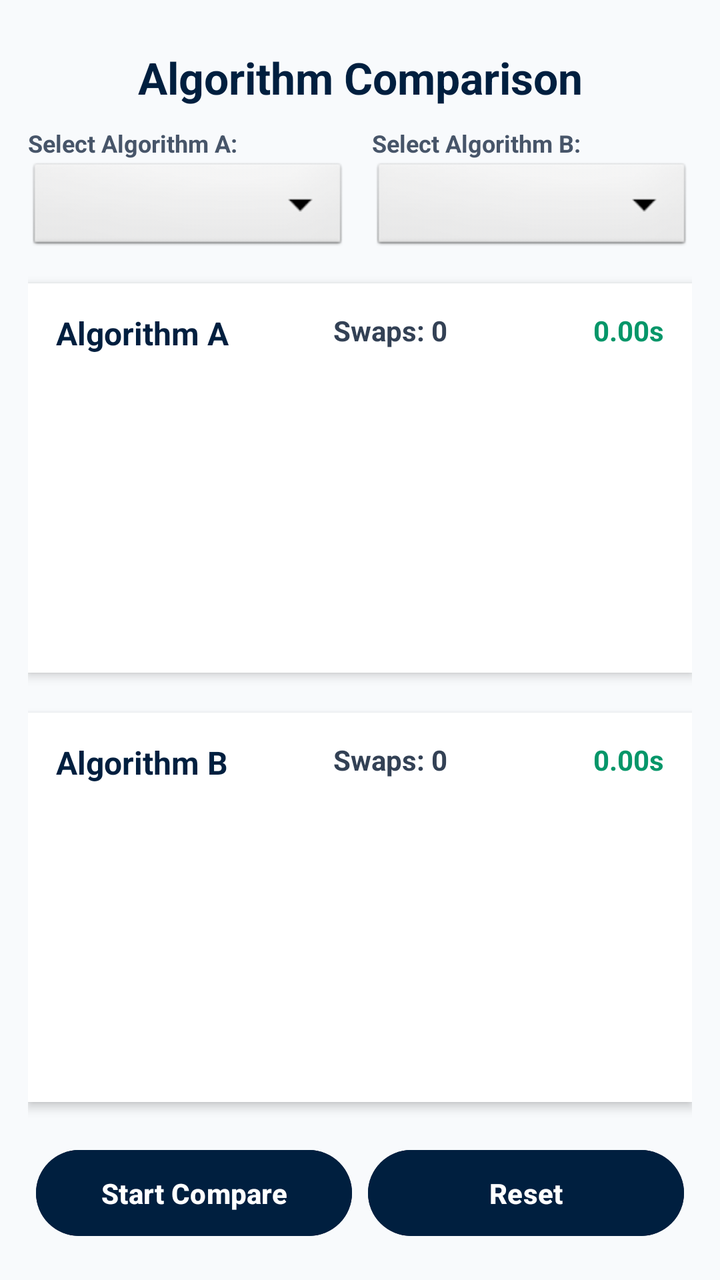
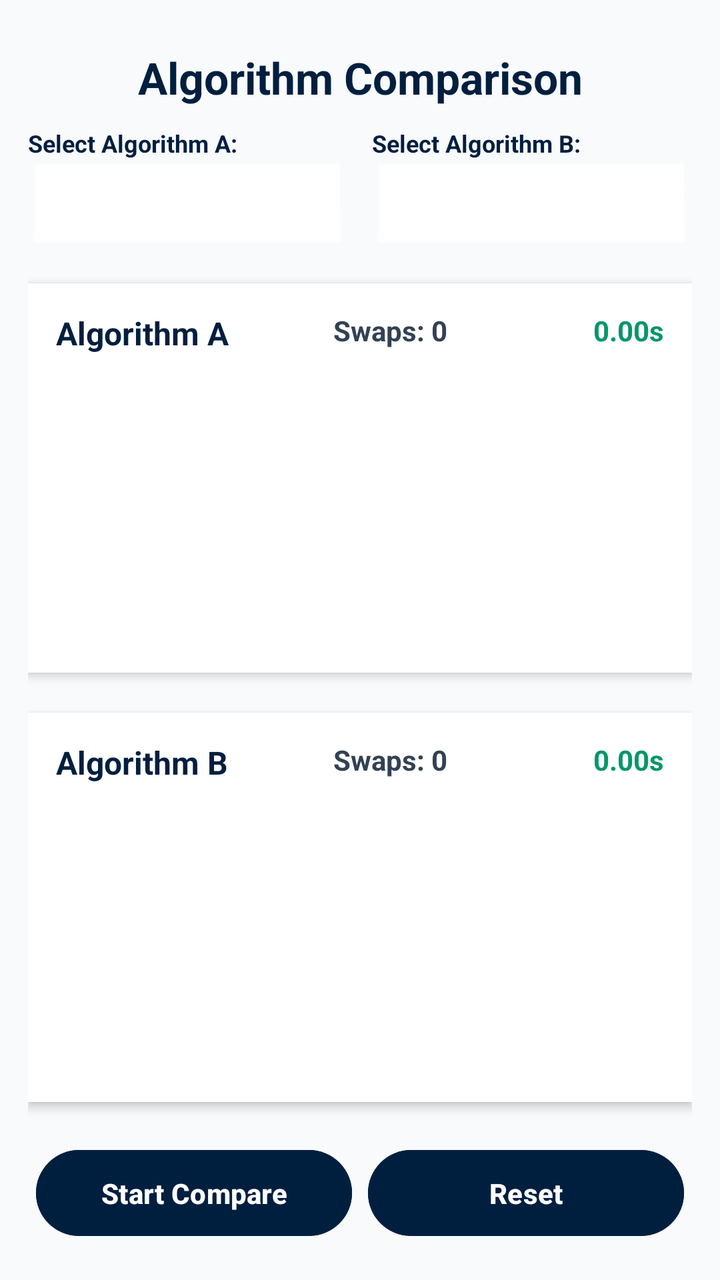

Two renders of the same Android screen: before a commit and after it. Below are the layout's source before the change and the commit's diff.
<!-- AndroidManifest.xml: application theme Theme.MeerabApp -->
<!-- res/layout/activity_comparison_screen.xml -->
<?xml version="1.0" encoding="utf-8"?>
<LinearLayout xmlns:android="http://schemas.android.com/apk/res/android"
    xmlns:tools="http://schemas.android.com/tools"
    android:layout_width="match_parent"
    android:layout_height="match_parent"
    android:orientation="vertical"
    android:background="#F8FAFC"
    android:padding="14dp"
    android:baselineAligned="false"
    tools:context=".ComparisonScreen">

    <TextView
        android:layout_width="match_parent"
        android:layout_height="wrap_content"
        android:text="Algorithm Comparison"
        android:textSize="22sp"
        android:textStyle="bold"
        android:textColor="#001F3F"
        android:gravity="center"
        android:layout_marginVertical="10dp"
        tools:ignore="HardcodedText" />

    <LinearLayout
        android:layout_width="match_parent"
        android:layout_height="wrap_content"
        android:orientation="horizontal"
        android:weightSum="2"
        android:layout_marginBottom="14dp"
        android:baselineAligned="false">

        <LinearLayout
            android:layout_width="0dp"
            android:layout_height="wrap_content"
            android:layout_weight="1"
            android:orientation="vertical"
            android:layout_marginEnd="6dp">
            <TextView
                android:layout_width="wrap_content"
                android:layout_height="wrap_content"
                android:text="Select Algorithm A:"
                android:textSize="12sp"
                android:textStyle="bold"
                android:textColor="#475569"
                tools:ignore="HardcodedText" />
            <Spinner
                android:id="@+id/spinnerAlgoA"
                android:layout_width="match_parent"
                android:layout_height="48dp"
                android:background="@android:drawable/btn_dropdown"
                android:contentDescription="Algorithm A" />
        </LinearLayout>

        <LinearLayout
            android:layout_width="0dp"
            android:layout_height="wrap_content"
            android:layout_weight="1"
            android:orientation="vertical"
            android:layout_marginStart="6dp">
            <TextView
                android:layout_width="wrap_content"
                android:layout_height="wrap_content"
                android:text="Select Algorithm B:"
                android:textSize="12sp"
                android:textStyle="bold"
                android:textColor="#475569"
                tools:ignore="HardcodedText" />
            <Spinner
                android:id="@+id/spinnerAlgoB"
                android:layout_width="match_parent"
                android:layout_height="48dp"
                android:background="@android:drawable/btn_dropdown"
                android:contentDescription="Algorithm B" />
        </LinearLayout>
    </LinearLayout>

    <LinearLayout
        android:layout_width="match_parent"
        android:layout_height="0dp"
        android:layout_weight="1"
        android:orientation="vertical"
        android:background="@android:color/white"
        android:elevation="3dp"
        android:padding="14dp"
        android:layout_marginBottom="10dp"
        android:baselineAligned="false">

        <LinearLayout
            android:layout_width="match_parent"
            android:layout_height="wrap_content"
            android:orientation="horizontal"
            android:weightSum="3"
            android:layout_marginBottom="8dp"
            android:baselineAligned="false">
            <TextView
                android:id="@+id/lblAlgoA"
                android:layout_width="0dp"
                android:layout_height="wrap_content"
                android:layout_weight="1.2"
                android:text="Algorithm A"
                android:textStyle="bold"
                android:textColor="#001F3F"
                android:textSize="16sp"
                tools:ignore="HardcodedText" />
            <TextView
                android:id="@+id/txtSwapsA"
                android:layout_width="0dp"
                android:layout_height="wrap_content"
                android:layout_weight="0.9"
                android:text="Swaps: 0"
                android:gravity="center"
                android:textColor="#334155"
                android:textStyle="bold"
                tools:ignore="HardcodedText" />
            <TextView
                android:id="@+id/txtTimerA"
                android:layout_width="0dp"
                android:layout_height="wrap_content"
                android:layout_weight="0.9"
                android:text="0.00s"
                android:gravity="end"
                android:textColor="#059669"
                android:textStyle="bold"
                tools:ignore="HardcodedText" />
        </LinearLayout>

        <HorizontalScrollView
            android:layout_width="match_parent"
            android:layout_height="match_parent"
            android:scrollbars="none"
            android:contentDescription="Algorithm A Bars Container">
            <LinearLayout
                android:id="@+id/containerBarsA"
                android:layout_width="wrap_content"
                android:layout_height="wrap_content"
                android:layout_gravity="center_vertical"
                android:orientation="horizontal"/>
        </HorizontalScrollView>
    </LinearLayout>

    <LinearLayout
        android:layout_width="match_parent"
        android:layout_height="0dp"
        android:layout_weight="1"
        android:orientation="vertical"
        android:background="@android:color/white"
        android:elevation="3dp"
        android:padding="14dp"
        android:layout_marginTop="10dp"
        android:layout_marginBottom="16dp"
        android:baselineAligned="false">

        <LinearLayout
            android:layout_width="match_parent"
            android:layout_height="wrap_content"
            android:orientation="horizontal"
            android:weightSum="3"
            android:layout_marginBottom="8dp"
            android:baselineAligned="false">
            <TextView
                android:id="@+id/lblAlgoB"
                android:layout_width="0dp"
                android:layout_height="wrap_content"
                android:layout_weight="1.2"
                android:text="Algorithm B"
                android:textStyle="bold"
                android:textColor="#001F3F"
                android:textSize="16sp"
                tools:ignore="HardcodedText" />
            <TextView
                android:id="@+id/txtSwapsB"
                android:layout_width="0dp"
                android:layout_height="wrap_content"
                android:layout_weight="0.9"
                android:text="Swaps: 0"
                android:gravity="center"
                android:textColor="#334155"
                android:textStyle="bold"
                tools:ignore="HardcodedText" />
            <TextView
                android:id="@+id/txtTimerB"
                android:layout_width="0dp"
                android:layout_height="wrap_content"
                android:layout_weight="0.9"
                android:text="0.00s"
                android:gravity="end"
                android:textColor="#059669"
                android:textStyle="bold"
                tools:ignore="HardcodedText" />
        </LinearLayout>

        <HorizontalScrollView
            android:layout_width="match_parent"
            android:layout_height="match_parent"
            android:scrollbars="none"
            android:contentDescription="Algorithm B Bars Container">
            <LinearLayout
                android:id="@+id/containerBarsB"
                android:layout_width="wrap_content"
                android:layout_height="wrap_content"
                android:layout_gravity="center_vertical"
                android:orientation="horizontal"/>
        </HorizontalScrollView>
    </LinearLayout>

    <LinearLayout
        android:layout_width="match_parent"
        android:layout_height="wrap_content"
        android:orientation="horizontal"
        android:weightSum="2"
        android:baselineAligned="false">
        <Button
            android:id="@+id/btnStartCompare"
            android:layout_width="0dp"
            android:layout_height="wrap_content"
            android:layout_weight="1"
            android:text="Start Compare"
            android:layout_margin="4dp"
            android:padding="12dp"
            android:textStyle="bold"
            android:backgroundTint="#001F3F"
            android:textColor="#FFFFFF"
            tools:ignore="HardcodedText" />
        <Button
            android:id="@+id/btnResetCompare"
            android:layout_width="0dp"
            android:layout_height="wrap_content"
            android:layout_weight="1"
            android:text="Reset"
            android:layout_margin="4dp"
            android:padding="12dp"
            android:textStyle="bold"
            android:textColor="#FFFFFF"
            android:backgroundTint="#001F3F"
            tools:ignore="HardcodedText" />
    </LinearLayout>

</LinearLayout>
<!-- resources referenced by this layout -->
<resources>
  <style name="Theme.MeerabApp" parent="Theme.Material3.DayNight.NoActionBar">
          <item name="colorPrimary">#001F3F</item>
          <item name="android:statusBarColor">#001F3F</item>
      </style>
</resources>

<!-- the commit's change to res/layout/activity_comparison_screen.xml (unified diff, before → after) -->
@@ -40,13 +40,16 @@
                 android:text="Select Algorithm A:"
                 android:textSize="12sp"
                 android:textStyle="bold"
-                android:textColor="#475569"
+                android:textColor="#001F3F"
                 tools:ignore="HardcodedText" />
             <Spinner
                 android:id="@+id/spinnerAlgoA"
                 android:layout_width="match_parent"
                 android:layout_height="48dp"
                 android:background="@android:drawable/btn_dropdown"
+                android:backgroundTint="#FFFFFF"
+                android:theme="@style/ThemeOverlay.AppCompat.Light"
+                android:popupBackground="@android:color/white"
                 android:contentDescription="Algorithm A" />
         </LinearLayout>
 
@@ -62,13 +65,16 @@
                 android:text="Select Algorithm B:"
                 android:textSize="12sp"
                 android:textStyle="bold"
-                android:textColor="#475569"
+                android:textColor="#001F3F"
                 tools:ignore="HardcodedText" />
             <Spinner
                 android:id="@+id/spinnerAlgoB"
                 android:layout_width="match_parent"
                 android:layout_height="48dp"
                 android:background="@android:drawable/btn_dropdown"
+                android:backgroundTint="#FFFFFF"
+                android:theme="@style/ThemeOverlay.AppCompat.Light"
+                android:popupBackground="@android:color/white"
                 android:contentDescription="Algorithm B" />
         </LinearLayout>
     </LinearLayout>
